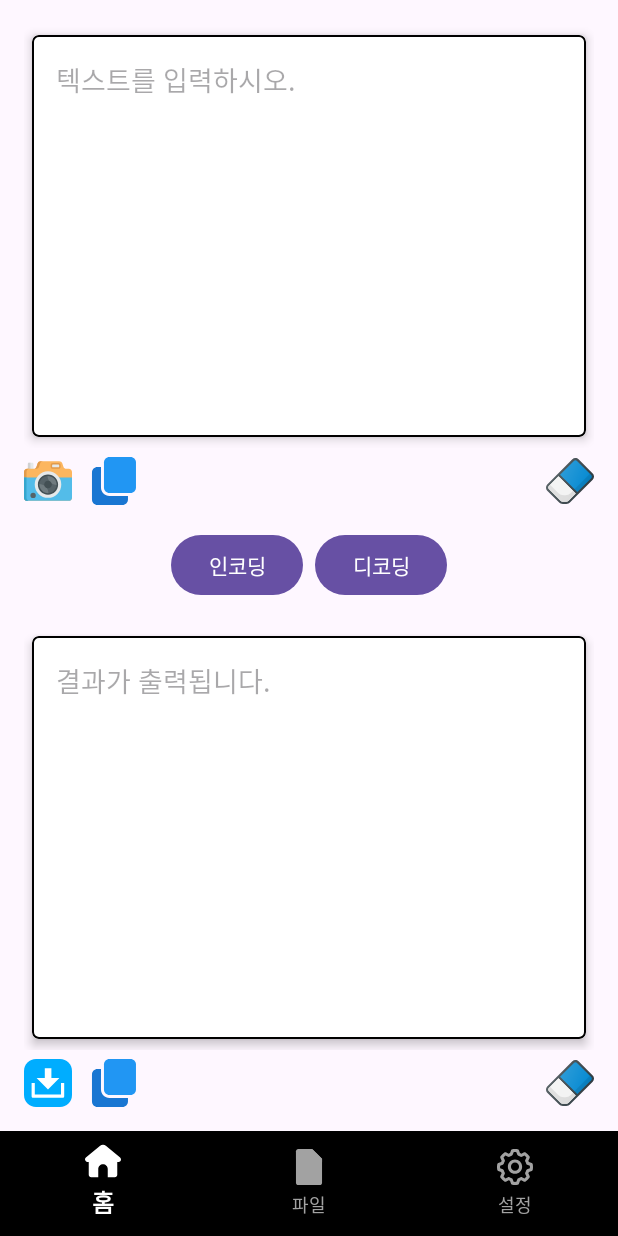
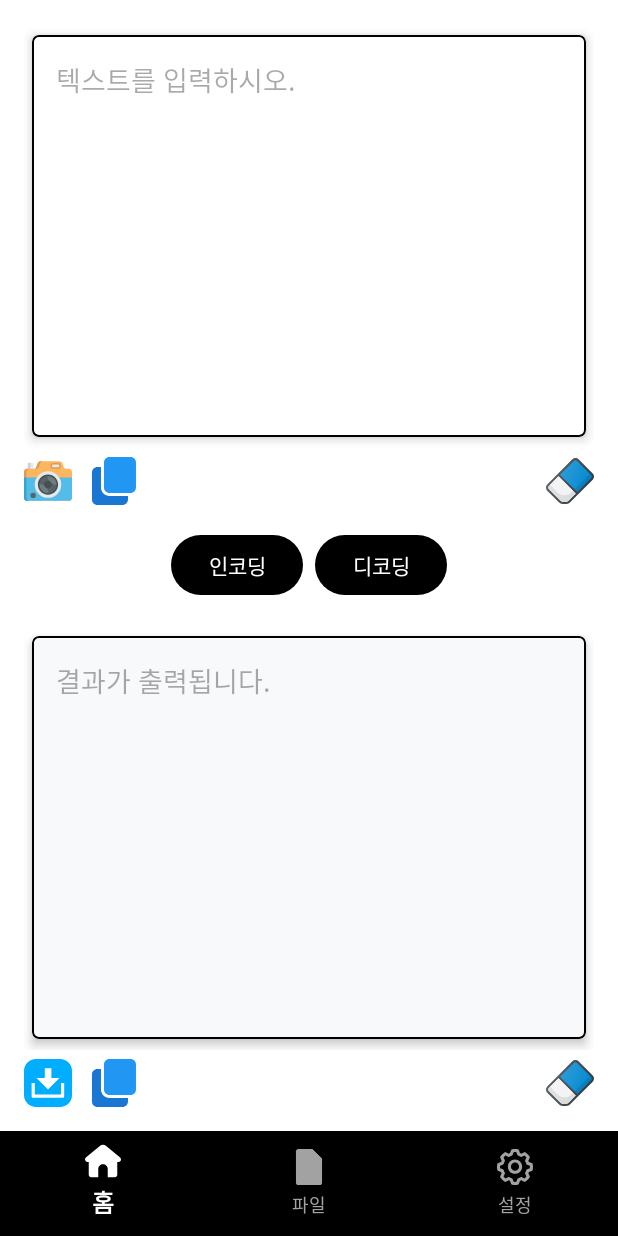
Before and after one commit to Kungchi/Cryptify, an Android app: the screen it shows after launch (MainPageActivity), on a phone screen of 412 x 824 dp. Run offline under Robolectric (Android 15) with nearby library versions, the phone set to English and light mode, and no system bars; our stand-ins replace navigation-ui.

Commit message:
스트링 순서 변경 및 앱 껏다킬시 테마 적용

```diff
--- a/app/src/main/java/com/ksh/cryptify/MainActivity.kt
+++ b/app/src/main/java/com/ksh/cryptify/MainActivity.kt
@@ -5,6 +5,7 @@ import android.content.Intent
 import android.os.Bundle
 import androidx.activity.enableEdgeToEdge
 import androidx.appcompat.app.AppCompatActivity
+import androidx.appcompat.app.AppCompatDelegate
 import com.ksh.cryptify.MainPage.MainPageActivity
 import com.ksh.cryptify.Utility.Language
 import java.util.Locale
@@ -45,6 +46,17 @@ class MainActivity : AppCompatActivity() {
         val languageManager = Language(this)
         languageManager.setLanguage(savedLanguage)
 
+        val savedTheme = sharedPreferences.getInt("theme", 0) // 기본값은 0 (시스템 테마)
+        // 저장된 테마에 맞게 모드 설정
+        val themeMode = when(savedTheme) {
+            0 -> AppCompatDelegate.MODE_NIGHT_FOLLOW_SYSTEM
+            1 -> AppCompatDelegate.MODE_NIGHT_NO
+            2 -> AppCompatDelegate.MODE_NIGHT_YES
+            else -> AppCompatDelegate.MODE_NIGHT_FOLLOW_SYSTEM
+        }
+
+        AppCompatDelegate.setDefaultNightMode(themeMode)
+
         val intent = Intent(this, MainPageActivity::class.java)
         intent.flags = Intent.FLAG_ACTIVITY_NEW_TASK or Intent.FLAG_ACTIVITY_CLEAR_TASK
         startActivity(intent)
--- a/app/src/main/res/drawable/textview_background.xml
+++ b/app/src/main/res/drawable/textview_background.xml
@@ -1,6 +1,6 @@
 <shape xmlns:android="http://schemas.android.com/apk/res/android" android:shape="rectangle">
     <!-- 배경 색상 설정 -->
-    <solid android:color="#FFFFFF" />
+    <solid android:color="@color/light_grey" />
     <!-- 테두리 설정 -->
     <stroke android:width="1dp" android:color="#000000" />
     <!-- 모서리 반경 (CardView의 corner radius와 동일하게 설정) -->
--- a/app/src/main/res/values-night/themes.xml
+++ b/app/src/main/res/values-night/themes.xml
@@ -1,7 +1,21 @@
 <resources xmlns:tools="http://schemas.android.com/tools">
-    <!-- Base application theme. -->
+
+    <!-- Base application theme using Material3 DayNight -->
     <style name="Base.Theme.Cryptify" parent="Theme.Material3.DayNight.NoActionBar">
-        <!-- Customize your dark theme here. -->
-        <!-- <item name="colorPrimary">@color/my_dark_primary</item> -->
+        <!-- 다크 모드 앱바 및 UI 색상 설정 -->
+        <item name="colorPrimary">@color/black</item>  <!-- 앱바 검은색 배경 -->
+        <item name="colorOnPrimary">@color/white</item>  <!-- 앱바 아이콘 및 텍스트 흰색 -->
+
+        <!-- 배경과 텍스트 색상 -->
+        <item name="colorSurface">@color/white</item>  <!-- 다크 테마 기본 배경 -->
+        <item name="colorOnSurface">@color/white</item>  <!-- 흰색 텍스트 -->
+
+        <!-- 상태 바와 네비게이션 바를 검은색으로 설정 -->
+        <item name="android:statusBarColor">@color/black</item>
+        <item name="android:navigationBarColor">@color/black</item>
+
+        <!-- 상태 바 아이콘을 밝게 설정 (다크 테마) -->
+        <item name="android:windowLightStatusBar">false</item>
     </style>
+
 </resources>
--- a/app/src/main/res/values/colors.xml
+++ b/app/src/main/res/values/colors.xml
@@ -3,4 +3,5 @@
     <color name="black">#FF000000</color>
     <color name="white">#FFFFFFFF</color>
     <color name="grey">#A2A2A2</color>
+    <color name="light_grey">#f8f9fa</color>
 </resources>
--- a/app/src/main/res/values/themes.xml
+++ b/app/src/main/res/values/themes.xml
@@ -1,8 +1,24 @@
 <resources xmlns:tools="http://schemas.android.com/tools">
-    <!-- Base application theme. -->
+
+    <!-- Base application theme using Material3 DayNight -->
     <style name="Base.Theme.Cryptify" parent="Theme.Material3.DayNight.NoActionBar">
-        <!-- Customize your light theme here. -->
-        <!-- <item name="colorPrimary">@color/my_light_primary</item> -->
+
+        <!-- 기본 색상 설정 -->
+        <item name="colorPrimary">@color/black</item>
+        <item name="colorOnPrimary">@color/white</item>
+
+        <!-- 배경을 흰색으로 설정 -->
+        <item name="colorSurface">@color/white</item>
+        <item name="colorOnSurface">@color/black</item>
+
+        <!-- 상태 바를 투명하게 설정 -->
+        <item name="android:statusBarColor">@android:color/transparent</item>
+
+        <!-- 기본 창 배경 -->
+        <item name="android:windowBackground">@color/white</item>
+
+        <!-- 상태 바 아이콘을 다크 모드로 설정 (라이트 테마에 맞춰서) -->
+        <item name="android:windowLightStatusBar">true</item>
     </style>
 
     <style name="Theme.Cryptify" parent="Base.Theme.Cryptify" />
```
Also changed, not shown: 14 other files.
